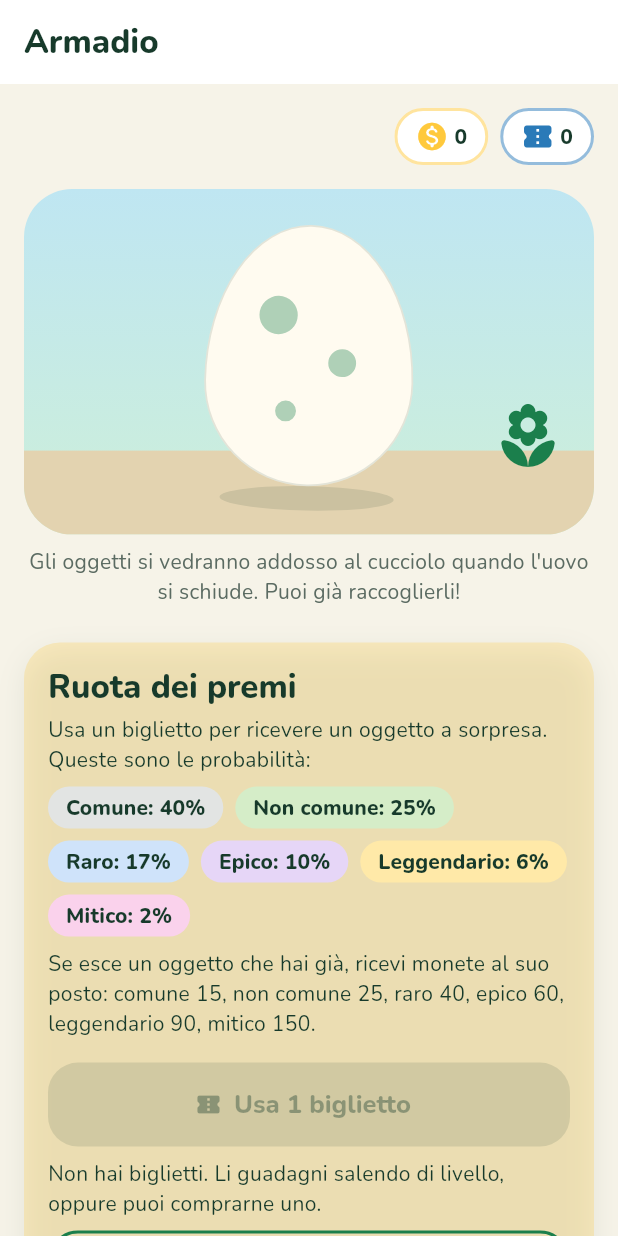
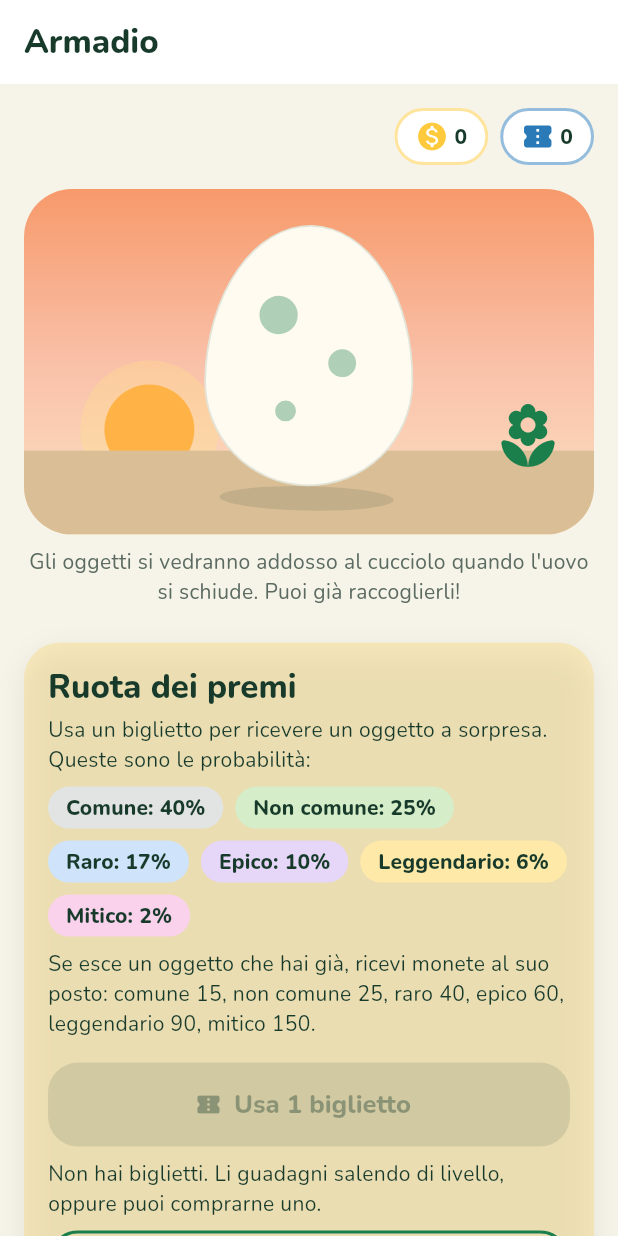
Before and after one commit to and-mazzaro/hackathon, a Flutter app: the WardrobeScreen screen opened by its route, after a tap on "Usa 1 biglietto", on a phone screen of 412 x 824 dp. Run offline on Flutter 3.47's test engine with Material 3 defaults, Android fonts, the phone set to English and light mode, and no system bars; our stand-ins replace audioplayers, flutter_local_notifications, flutter_riverpod, flutter_timezone, go_router, material_ui and 1 more; statements that could not run were skipped.

Commit message:
Time-of-day room look: day, sunset afternoon, night with moon and stars
Pure rule timeOfDayFor (day 7-15:59, afternoon 16-19:59, night 20-6:59)
and lookFor(mode, now). GameState.lookMode (auto|day|afternoon|night,
old saves load as auto) changed via GameController.updateLookMode.
PetView paints the sky, sun/moon/stars and floor for the look, using
clockProvider. Profile gets an "Aspetto" card with four choice chips.
App theme stays light (EcoCard and many widgets use EcoColors directly).

Co-Authored-By: Claude Opus 5.5 <noreply@anthropic.com>

```diff
--- a/lib/domain/models/game_state.dart
+++ b/lib/domain/models/game_state.dart
@@ -4,6 +4,7 @@ import 'audio_settings.dart';
 import 'inventory.dart';
 import 'json_utils.dart';
 import 'learning_progress.dart';
+import 'look_mode.dart';
 import 'pet_state.dart';
 import 'player_profile.dart';
 import 'player_progress.dart';
@@ -25,6 +26,7 @@ class GameState {
     this.audio = AudioSettings.defaults,
     this.activity = ActivityLog.empty,
     this.reminder = ReminderSettings.defaults,
+    this.lookMode = LookMode.auto,
   });
 
   /// A brand-new player.
@@ -70,6 +72,10 @@ class GameState {
   /// Optional daily reminder. Added in M10: older saves have it off.
   final ReminderSettings reminder;
 
+  /// Room look (automatic or day / afternoon / night). Added with the
+  /// time-of-day look: older saves get [LookMode.auto].
+  final LookMode lookMode;
+
   GameState copyWith({
     PlayerProfile? profile,
     PlayerProgress? progress,
@@ -80,6 +86,7 @@ class GameState {
     AudioSettings? audio,
     ActivityLog? activity,
     ReminderSettings? reminder,
+    LookMode? lookMode,
   }) {
     return GameState(
       profile: profile ?? this.profile,
@@ -91,6 +98,7 @@ class GameState {
       audio: audio ?? this.audio,
       activity: activity ?? this.activity,
       reminder: reminder ?? this.reminder,
+      lookMode: lookMode ?? this.lookMode,
     );
   }
 
@@ -104,6 +112,7 @@ class GameState {
         'audio': audio.toJson(),
         'activity': activity.toJson(),
         'reminder': reminder.toJson(),
+        'lookMode': lookMode.id,
       };
 
   /// [now] is only used for dates missing from an old or partial save.
@@ -118,6 +127,7 @@ class GameState {
       audio: AudioSettings.fromJson(readObject(json, 'audio')),
       activity: ActivityLog.fromJson(readObject(json, 'activity')),
       reminder: ReminderSettings.fromJson(readObject(json, 'reminder')),
+      lookMode: LookMode.fromId(json['lookMode']),
     );
   }
 }
--- /dev/null
+++ b/lib/domain/models/look_mode.dart
@@ -0,0 +1,20 @@
+/// The room look the player picked in Profile → "Aspetto".
+///
+/// [auto] follows the phone's clock (see `timeOfDayFor`).
+enum LookMode {
+  auto('auto'),
+  day('day'),
+  afternoon('afternoon'),
+  night('night');
+
+  const LookMode(this.id);
+
+  /// Stable id used in the save file.
+  final String id;
+
+  /// Unknown or missing ids (older saves) fall back to [auto].
+  static LookMode fromId(Object? id) => LookMode.values.firstWhere(
+        (mode) => mode.id == id,
+        orElse: () => LookMode.auto,
+      );
+}
--- /dev/null
+++ b/lib/domain/rules/time_of_day_rules.dart
@@ -0,0 +1,21 @@
+import '../models/look_mode.dart';
+
+/// How the pet room looks.
+enum TimeOfDayLook { day, afternoon, night }
+
+/// The look for the phone's local hour: day 7:00–15:59,
+/// afternoon (sunset) 16:00–19:59, night 20:00–6:59.
+TimeOfDayLook timeOfDayFor(DateTime now) {
+  final hour = now.hour;
+  if (hour >= 7 && hour < 16) return TimeOfDayLook.day;
+  if (hour >= 16 && hour < 20) return TimeOfDayLook.afternoon;
+  return TimeOfDayLook.night;
+}
+
+/// The look to show: the player's choice, or the clock when [mode] is auto.
+TimeOfDayLook lookFor(LookMode mode, DateTime now) => switch (mode) {
+      LookMode.auto => timeOfDayFor(now),
+      LookMode.day => TimeOfDayLook.day,
+      LookMode.afternoon => TimeOfDayLook.afternoon,
+      LookMode.night => TimeOfDayLook.night,
+    };
--- a/lib/features/pet/pet_view.dart
+++ b/lib/features/pet/pet_view.dart
@@ -7,8 +7,11 @@ import '../../app/theme/eco_colors.dart';
 import '../../app/theme/eco_spacing.dart';
 import '../../core/animations.dart';
 import '../../core/widgets/egg_art.dart';
+import '../../domain/game_controller.dart';
+import '../../domain/models/look_mode.dart';
 import '../../domain/models/pet_state.dart';
 import '../../domain/rules/pet_rules.dart';
+import '../../domain/rules/time_of_day_rules.dart';
 import '../wardrobe/cosmetic_labels.dart';
 import 'otter_idle.dart';
 import 'pet_art.dart';
@@ -87,6 +90,12 @@ class _PetViewState extends ConsumerState<PetView>
   Widget build(BuildContext context) {
     final pet = widget.pet;
     final isEgg = pet.stage == PetStage.egg;
+    final look = lookFor(
+      ref.watch(gameControllerProvider
+              .select((game) => game.value?.lookMode)) ??
+          LookMode.auto,
+      ref.watch(clockProvider)(),
+    );
     final art = isEgg
         ? const EggArt()
         : AnimatedBuilder(
@@ -109,23 +118,27 @@ class _PetViewState extends ConsumerState<PetView>
         child: ClipRRect(
           borderRadius: BorderRadius.circular(EcoSpacing.radiusCard + 8),
           child: DecoratedBox(
-            decoration: const BoxDecoration(
+            key: ValueKey('room-${look.name}'),
+            decoration: BoxDecoration(
               gradient: LinearGradient(
                 begin: Alignment.topCenter,
                 end: Alignment.bottomCenter,
-                colors: [Color(0xFFBFE6F2), EcoColors.primaryContainer],
+                colors: _skyColors(look),
               ),
             ),
             child: Stack(
               children: [
-                const Positioned(
+                Positioned.fill(
+                  child: CustomPaint(painter: _SkyPainter(look)),
+                ),
+                Positioned(
                   left: 0,
                   right: 0,
                   bottom: 0,
                   height: 56,
-                  child: ColoredBox(color: Color(0xFFE3D3B0)),
+                  child: ColoredBox(color: _floorColor(look)),
                 ),
-                ..._plants(widget.plants),
+                ..._plants(widget.plants, look),
                 Positioned.fill(
                   child: Padding(
                     padding: const EdgeInsets.only(
@@ -188,7 +201,36 @@ class _PetViewState extends ConsumerState<PetView>
     );
   }
 
-  List<Widget> _plants(int count) {
+  static List<Color> _skyColors(TimeOfDayLook look) => switch (look) {
+        TimeOfDayLook.day => const [
+            Color(0xFFBFE6F2),
+            EcoColors.primaryContainer,
+          ],
+        // Warm sunset: orange-pink sky fading to a soft peach.
+        TimeOfDayLook.afternoon => const [
+            Color(0xFFF79A6B),
+            Color(0xFFF9C0A8),
+            Color(0xFFFCE3C4),
+          ],
+        // Deep blue night, a bit lighter near the floor.
+        TimeOfDayLook.night => const [
+            Color(0xFF14204A),
+            Color(0xFF2C3E73),
+          ],
+      };
+
+  static Color _floorColor(TimeOfDayLook look) => switch (look) {
+        TimeOfDayLook.day => const Color(0xFFE3D3B0),
+        TimeOfDayLook.afternoon => const Color(0xFFD9BE96),
+        TimeOfDayLook.night => const Color(0xFF8C7C62),
+      };
+
+  List<Widget> _plants(int count, TimeOfDayLook look) {
+    // At night the leaf green would sink into the dark sky: use a lighter
+    // green so the plants stay visible.
+    final color = look == TimeOfDayLook.night
+        ? const Color(0xFF7FD6A0)
+        : EcoColors.primary;
     const spots = [
       (Alignment(0.88, 0.55), Icons.local_florist_rounded, 48.0),
       (Alignment(-0.88, 0.55), Icons.spa_rounded, 44.0),
@@ -199,8 +241,59 @@ class _PetViewState extends ConsumerState<PetView>
       for (final (alignment, icon, size) in spots.take(1 + count))
         Align(
           alignment: alignment,
-          child: Icon(icon, size: size, color: EcoColors.primary),
+          child: Icon(icon, size: size, color: color),
         ),
     ];
   }
 }
+
+/// Sun, low sunset sun, or moon and stars behind the pet.
+class _SkyPainter extends CustomPainter {
+  const _SkyPainter(this.look);
+
+  final TimeOfDayLook look;
+
+  @override
+  void paint(Canvas canvas, Size size) {
+    switch (look) {
+      case TimeOfDayLook.day:
+        return; // the day sky stays as it always was
+      case TimeOfDayLook.afternoon:
+        // A big, low sun just above the floor, with a soft glow.
+        final center = Offset(size.width * 0.22, size.height - 70);
+        canvas.drawCircle(
+            center, 46, Paint()..color = const Color(0x55FFE08A));
+        canvas.drawCircle(
+            center, 30, Paint()..color = const Color(0xFFFFB347));
+      case TimeOfDayLook.night:
+        final star = Paint()..color = const Color(0xDDFFFFFF);
+        const stars = [
+          (0.12, 0.10, 2.0),
+          (0.30, 0.22, 1.5),
+          (0.48, 0.08, 2.2),
+          (0.64, 0.30, 1.4),
+          (0.90, 0.20, 1.8),
+          (0.40, 0.42, 1.2),
+          (0.08, 0.36, 1.5),
+        ];
+        for (final (x, y, r) in stars) {
+          canvas.drawCircle(
+              Offset(size.width * x, size.height * y), r, star);
+        }
+        // A crescent moon: a pale disc minus a smaller offset one. Placed
+        // mid-right, clear of the otter and of buttons in the corners.
+        final moon = Offset(size.width * 0.86, size.height * 0.42);
+        final crescent = Path.combine(
+          PathOperation.difference,
+          Path()..addOval(Rect.fromCircle(center: moon, radius: 20)),
+          Path()
+            ..addOval(Rect.fromCircle(
+                center: moon.translate(9, -6), radius: 17)),
+        );
+        canvas.drawPath(crescent, Paint()..color = const Color(0xFFF4EBC8));
+    }
+  }
+
+  @override
+  bool shouldRepaint(_SkyPainter old) => old.look != look;
+}
--- a/lib/features/profile/profile_screen.dart
+++ b/lib/features/profile/profile_screen.dart
@@ -11,6 +11,7 @@ import '../../domain/models/game_state.dart';
 import '../../domain/rules/progression.dart';
 import '../../l10n/app_localizations.dart';
 import 'interest_picker.dart';
+import 'look_card.dart';
 import 'profile_details_sheet.dart';
 import 'profile_labels.dart';
 import 'reminder_section.dart';
@@ -166,6 +167,8 @@ class _ProfileContent extends ConsumerWidget {
               ],
             ),
           ),
+          const SizedBox(height: EcoSpacing.m),
+          LookCard(mode: game.lookMode),
         ],
       ),
     );
--- a/lib/l10n/app_localizations.dart
+++ b/lib/l10n/app_localizations.dart
@@ -1671,6 +1671,42 @@ abstract class AppLocalizations {
   /// In it, this message translates to:
   /// **'Attività cancellata.'**
   String get activityCleared;
+
+  /// No description provided for @lookTitle.
+  ///
+  /// In it, this message translates to:
+  /// **'Aspetto'**
+  String get lookTitle;
+
+  /// No description provided for @lookBody.
+  ///
+  /// In it, this message translates to:
+  /// **'Come appare la stanza del cucciolo. Con Automatico segue l\'ora del telefono.'**
+  String get lookBody;
+
+  /// No description provided for @lookAuto.
+  ///
+  /// In it, this message translates to:
+  /// **'Automatico'**
+  String get lookAuto;
+
+  /// No description provided for @lookDay.
+  ///
+  /// In it, this message translates to:
+  /// **'Giorno'**
+  String get lookDay;
+
+  /// No description provided for @lookAfternoon.
+  ///
+  /// In it, this message translates to:
+  /// **'Pomeriggio'**
+  String get lookAfternoon;
+
+  /// No description provided for @lookNight.
+  ///
+  /// In it, this message translates to:
+  /// **'Notte'**
+  String get lookNight;
 }
 
 class _AppLocalizationsDelegate
```
Also changed, not shown: lib/domain/game_controller.dart (+8 -0 lines), lib/features/profile/look_card.dart (added, +75 -0 lines), lib/l10n/app_it.arb (+7 -1 lines), lib/l10n/app_localizations_it.dart (+19 -0 lines), 3 other files.
